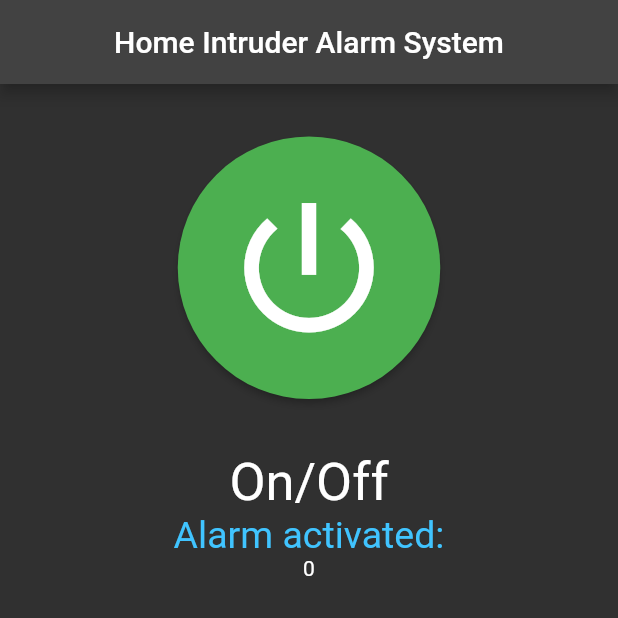
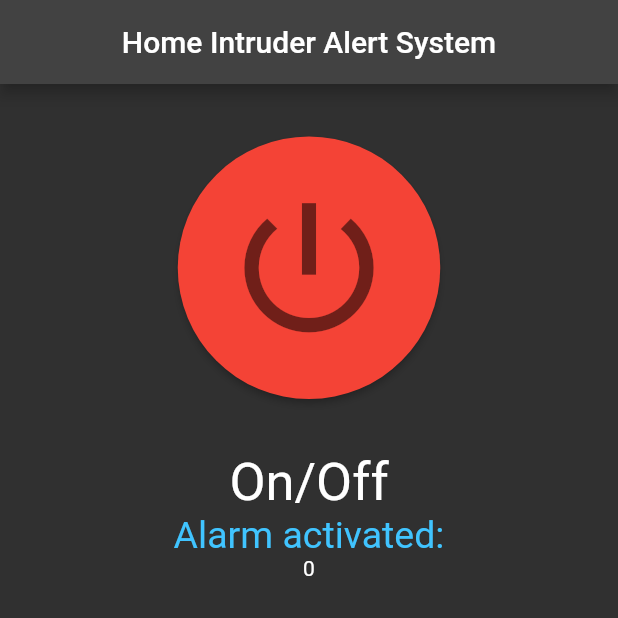
Before and after one commit to AndreasBerthelsen/iot_app, a Flutter app: the screen it shows after launch, on a phone screen of 412 x 824 dp, the top half of it. Run offline on Flutter 3.47's test engine with Material 2 defaults, Android fonts, the phone set to English and light mode, and no system bars; our stand-ins replace flutter_bloc; missing offline and left inert: mqtt_client.

```diff
--- a/lib/image_stream.dart
+++ b/lib/image_stream.dart
@@ -1,53 +1,133 @@
 import 'dart:async';
 import 'dart:typed_data';
+import 'package:mqtt_client/mqtt_server_client.dart';
+
 import 'mqtthelper.dart';
 import 'package:flutter/cupertino.dart';
 import 'package:flutter_bloc/flutter_bloc.dart';
 
-var mqtt = MqttConnection(1883,
-    "frFALK2MS8awiSXcQRAVaLEFoXIUQFBTX6kwGa6m96GfNuir9Gc8hEDtr9d5FFNq");
-StreamSubscription<Uint8List>? _subscription;
 
+enum Status {
+  connecting,
+  connected,
+  listening,
+  disconnecting,
+  disconnected,
+}
 
-@immutable
 class AppState {
+  final Status status;
   final bool active;
   final List<Uint8List> images;
+  final int maxLength;
 
-  AppState(this.active, this.images);
+  AppState({
+    required this.status,
+    required this.active,
+    required this.images,
+    required this.maxLength,
+  });
+
+  factory AppState.initial({int maxLength = 50}) {
+    return AppState(
+      active: false,
+      status: Status.disconnected,
+      images: [],
+      maxLength: maxLength,
+    );
+  }
+
+  copyWith({Status? status, bool? activated, Uint8List? image}) {
+    return AppState(
+        status: status ?? this.status,
+        active: activated ?? this.active,
+        images:
+        image == null ? images : [image, ...images.take(maxLength)],
+        maxLength: maxLength);
+  }
 }
 
 @immutable
 abstract class AppEvent{}
 
-class ClickEvent extends AppEvent{}
+class Active extends AppEvent{
+  final bool active;
+  Active(this.active);
+}
 
-class IntruderImageStream{
-  static StreamController<Uint8List> _controller = StreamController();
+class Connected extends AppEvent {}
 
-  static Stream<Uint8List> getStream() {
-    return _controller.stream;
+class Disconnected extends AppEvent {}
+
+class Subscribed extends AppEvent {
+  final String topic;
+
+  Subscribed(this.topic);
+}
+
+class Pong extends AppEvent {}
+
+class ImageTheif extends AppEvent {
+  final Uint8List image;
+
+  ImageTheif(this.image);
+}
+
+
+class MqttBloc extends Bloc<AppEvent, AppState> {
+  late MqttSubscriber _subscriber;
+
+  StreamSubscription<MqttUpdates>? _updatesSubscription;
+
+  MqttBloc(
+      {required String server, required String clientIdentifier, int? port})
+      : super(AppState.initial()) {
+    final client = MqttServerClient(server, clientIdentifier);
+    if (port != null) {
+      client.port = port;
+    }
+
+    _subscriber =
+        MqttSubscriber(client: client, topic: 'Picture', onEvent: add);
+
+    on<Active>((event, emit) {
+      if (event.active) {
+        emit(state.copyWith(
+            status: Status.connecting, activated: event.active));
+        _subscriber.connect();
+      } else {
+        emit(state.copyWith(
+            status: Status.disconnecting, activated: event.active));
+        _subscriber.disconnect();
+      }
+    });
+
+    on<Connected>((event, emit) {
+      emit(state.copyWith(status: Status.connected));
+    });
+
+    on<Disconnected>((event, emit) async {
+      emit(state.copyWith(status: Status.disconnected));
+      await _updatesSubscription?.cancel();
+      _updatesSubscription = null;
+    });
+
+    on<Subscribed>((event, emit) {
+      emit(state.copyWith(status: Status.listening));
+    });
+
+    on<Pong>(
+          (event, emit) => print(event.toString()),
+    );
+
+    on<ImageTheif>((event, emit) {
+      emit(state.copyWith(image: event.image));
+    });
   }
 
-  static addImage(Uint8List image) {
-    _controller.sink.add(image);
+  @override
+  close() async {
+    _subscriber.disconnect();
+    super.close();
   }
 }
-
-class ImageBloc extends Bloc<AppEvent, AppState>{
-
-  ImageBloc() : super(AppState(false, [])){
-  on<ClickEvent>((event, emit) {
-    if (event is ClickEvent && state.active == false){
-        subscribe(mqtt);
-        emit(AppState(true, state.images));
-        mqtt.listen((image) {
-          emit(AppState(true, [...state.images.take(50), image]));
-        });
-    } else if (event is ClickEvent && state.active == true) {
-      unsubscribe(mqtt);
-      emit(AppState(false, state.images));
-    }
-  });
-  }
-}
--- a/lib/main.dart
+++ b/lib/main.dart
@@ -1,77 +1,95 @@
-
 import 'package:flutter/material.dart';
 import 'package:flutter_bloc/flutter_bloc.dart';
 import 'package:iot_app/image_stream.dart';
-import 'package:mqtt_client/mqtt_client.dart';
-import 'mqtthelper.dart';
-import 'dart:typed_data';
 
-var mqtt = MqttConnection(1883,
-    "frFALK2MS8awiSXcQRAVaLEFoXIUQFBTX6kwGa6m96GfNuir9Gc8hEDtr9d5FFNq");
+
 void main() {
-  runApp(BlocProvider(create: (context) => ImageBloc() ,child: HomeApp()));
+  runApp(MyApp());
+}
+
+class MyApp extends StatelessWidget {
+  const MyApp({super.key});
+
+  @override
+  Widget build(BuildContext context) {
+    return MaterialApp(
+      title: "Home Intruder Alarm System",
+      themeMode: ThemeMode.dark,
+      darkTheme: ThemeData.dark(),
+      home: const HomeApp(title: "Home Intruder Alert System"),
+    );
+  }
 }
 
 class HomeApp extends StatelessWidget {
-   HomeApp({Key? key}) : super(key: key);
+  const HomeApp({super.key, required this.title});
 
+  final String title;
 
   @override
   Widget build(BuildContext context) {
-    final bloc = BlocProvider.of<ImageBloc>(context);
-    bloc.add(ClickEvent());
-    return MaterialApp(
-      themeMode: ThemeMode.dark,
-      darkTheme: ThemeData.dark(),
-      home: Scaffold(
-        appBar:
-            AppBar(title: Center(child: Text("Home Intruder Alarm System"))),
-        body: StreamBuilder(
-          stream: bloc.stream,
-          builder:(context, snapshot) {
-            if (snapshot.hasData == false) return CircularProgressIndicator();
-            final state = snapshot.data!;
-            return Center(
+    return Scaffold(
+        appBar: AppBar(
+          title: Center(child: Text(title)),
+        ),
+        body: BlocProvider(
+          create: (context) => MqttBloc(
+            server: 'mqtt.flespi.io',
+            clientIdentifier:
+                'mqtt-board-panel-54245eb8',
+            port: 1883,
+          ),
+          child: ImageWidget(),
+        ));
+  }
+}
+
+class ImageWidget extends StatelessWidget {
+  ImageWidget({Key? key}) : super(key: key);
+
+  @override
+  Widget build(BuildContext context) {
+    final bloc = BlocProvider.of<MqttBloc>(context);
+    return BlocBuilder<MqttBloc, AppState>(
+      builder: (context, state) => Center(
         child: Column(
           mainAxisAlignment: MainAxisAlignment.start,
           children: [
-                ColorChangingButton(active: state.active, onPressed: () => bloc.add(ClickEvent()),),
+            ColorChangingButton(
+              active: state.active,
+              onPressed: () => bloc.add(Active(state.active)),
+            ),
             Text(
               "On/Off",
               style: TextStyle(fontSize: 35),
             ),
             Text("Alarm activated:",
-                    style:
-                        TextStyle(fontSize: 25, color: Colors.lightBlueAccent)),
+                style: TextStyle(fontSize: 25, color: Colors.lightBlueAccent)),
             Text(state.images.length.toString()),
             Expanded(
               child: ListView.builder(
                   physics: BouncingScrollPhysics(),
                   padding: EdgeInsets.all(15),
                   itemCount: state.images.length,
-                    itemBuilder: (BuildContext context, int index) {
-                      return Image.memory(state.images[index]);
-                      // return Image.asset(
-                      //   pictureList[index],
-                      //   fit: BoxFit.fill,
-                      // );
-                    },
-                  ),
+                  itemBuilder: _buildImageTile),
             ),
           ],
-            ),
-          );
-          },
         ),
       ),
     );
   }
+
+  Widget _buildImageTile(context, index) {
+    final bloc = BlocProvider.of<MqttBloc>(context);
+    final image = bloc.state.images[index];
+    return Image.memory(image);
+  }
 }
 
 class ColorChangingButton extends StatelessWidget {
-
   final VoidCallback onPressed;
   final bool active;
+
   ColorChangingButton({required this.onPressed, required this.active});
 
   @override
@@ -82,7 +100,7 @@ class ColorChangingButton extends StatelessWidget {
         onPressed: onPressed,
         style: ElevatedButton.styleFrom(
             fixedSize: (Size(175, 175)),
-            backgroundColor: active ? Colors.green :  Colors.red,
+            backgroundColor: active ? Colors.green : Colors.red,
             shape: CircleBorder()),
         child: Icon(
           Icons.power_settings_new,
```
Also changed, not shown: lib/mqtthelper.dart (+44 -73 lines). Lines whose indentation alone changed are shown as unchanged.
